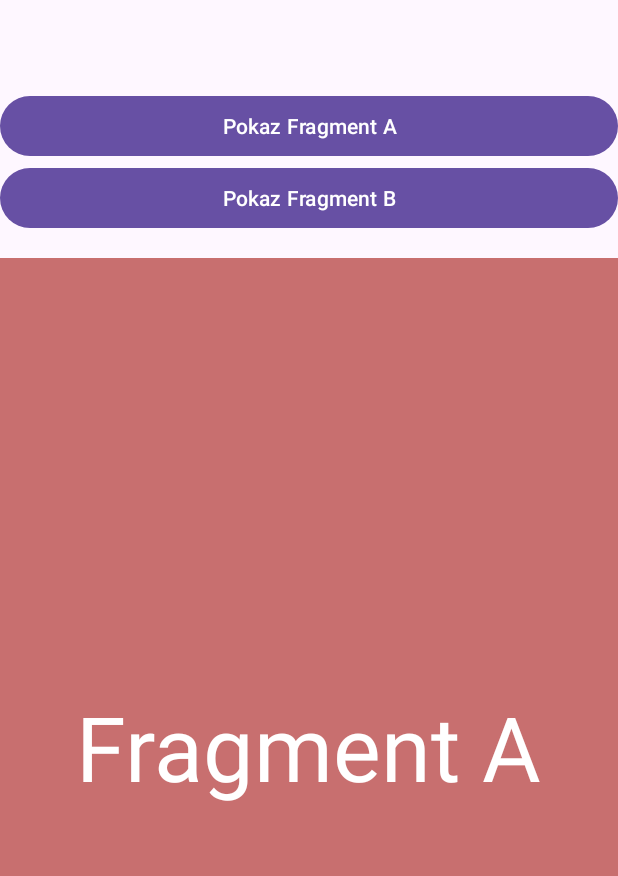
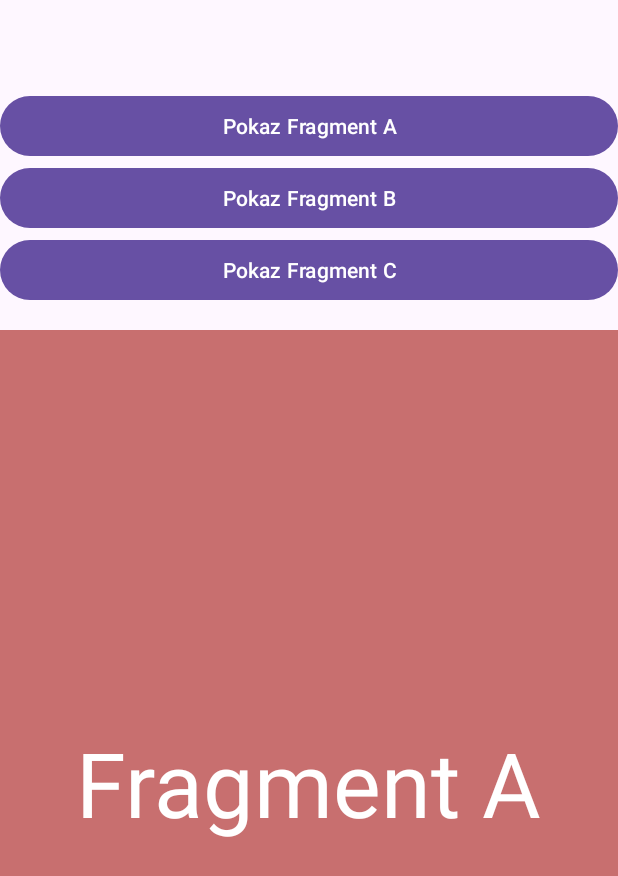
Before and after one commit to BartkW122/aplikacje_mobilne_fragmenty, an Android app: the screen it shows after launch (MainActivity), after a tap on "Pokaz Fragment A", on a phone screen of 412 x 824 dp. Shown: the top 876 px of the screen. Run offline under Robolectric (Android 15) with nearby library versions, the phone set to English and light mode, and no system bars.

Commit message:
dodanie fragmentu c

```diff
--- a/Fragmenty_wprowadzenie/app/src/main/java/com/example/fragmenty_wprowadzenie/MainActivity.java
+++ b/Fragmenty_wprowadzenie/app/src/main/java/com/example/fragmenty_wprowadzenie/MainActivity.java
@@ -16,26 +16,32 @@ public class MainActivity extends AppCompatActivity {
         super.onCreate(savedInstanceState);
         setContentView(R.layout.activity_main);
 
-        Button loadButton1 = findViewById(R.id.button);
-        Button loadButton2 = findViewById(R.id.button2);
+        Button loadButtona = findViewById(R.id.button);
+        Button loadButtonb = findViewById(R.id.button2);
+        Button loadButtonc = findViewById(R.id.button3);
 
-        loadButton1.setOnClickListener(new View.OnClickListener() {
+        loadButtona.setOnClickListener(new View.OnClickListener() {
             @Override
             public void onClick(View v) {
-                loadSimpleFragment1();
+                loadSimpleFragmenta();
             }
         });
 
-        loadButton2.setOnClickListener(new View.OnClickListener() {
+        loadButtonb.setOnClickListener(new View.OnClickListener() {
             @Override
             public void onClick(View v) {
-                loadSimpleFragment2();
+                loadSimpleFragmentb();
             }
+        });
+
+        loadButtonc.setOnClickListener(new View.OnClickListener() {
+            @Override
+            public void onClick(View view) { loadSimpleFragmentc(); }
         });
 
     }
 
-    private void loadSimpleFragment1() {
+    private void loadSimpleFragmenta() {
 
         Fragment simpleFragment = new fragment_a();
 
@@ -46,12 +52,12 @@ public class MainActivity extends AppCompatActivity {
         FragmentTransaction fragmentTransaction = fragmentManager.beginTransaction();
 
 
-        fragmentTransaction.replace(R.id.fragment_container_dynamic, simpleFragment);
+        fragmentTransaction.replace(R.id.fragment_container_dynamic, simpleFragment).addToBackStack(null);
 
         fragmentTransaction.commit();
     }
 
-    private void loadSimpleFragment2() {
+    private void loadSimpleFragmentb() {
 
         Fragment simpleFragment = new fragment_b();
 
@@ -62,7 +68,23 @@ public class MainActivity extends AppCompatActivity {
         FragmentTransaction fragmentTransaction = fragmentManager.beginTransaction();
 
 
-        fragmentTransaction.replace(R.id.fragment_container_dynamic, simpleFragment);
+        fragmentTransaction.add(R.id.fragment_container_dynamic, simpleFragment);
+
+        fragmentTransaction.commit();
+    }
+
+    private void loadSimpleFragmentc() {
+
+        Fragment simpleFragment = new fragment_c();
+
+
+        FragmentManager fragmentManager = getSupportFragmentManager();
+
+
+        FragmentTransaction fragmentTransaction = fragmentManager.beginTransaction();
+
+
+        fragmentTransaction.add(R.id.fragment_container_dynamic, simpleFragment);
 
         fragmentTransaction.commit();
     }
--- a/Fragmenty_wprowadzenie/app/src/main/res/layout/activity_main.xml
+++ b/Fragmenty_wprowadzenie/app/src/main/res/layout/activity_main.xml
@@ -23,6 +23,12 @@
         android:layout_height="wrap_content"
         android:text="Pokaz Fragment B" />
 
+    <Button
+        android:id="@+id/button3"
+        android:layout_width="match_parent"
+        android:layout_height="wrap_content"
+        android:text="Pokaz Fragment C" />
+
     <androidx.fragment.app.FragmentContainerView
         android:id="@+id/fragment_container_dynamic"
         android:layout_width="match_parent"
```
Also changed, not shown: Fragmenty_wprowadzenie/app/src/main/java/com/example/fragmenty_wprowadzenie/fragment_c.java (added, +28 -0 lines), Fragmenty_wprowadzenie/app/src/main/res/layout/fragment_c_layout.xml (added, +18 -0 lines).
